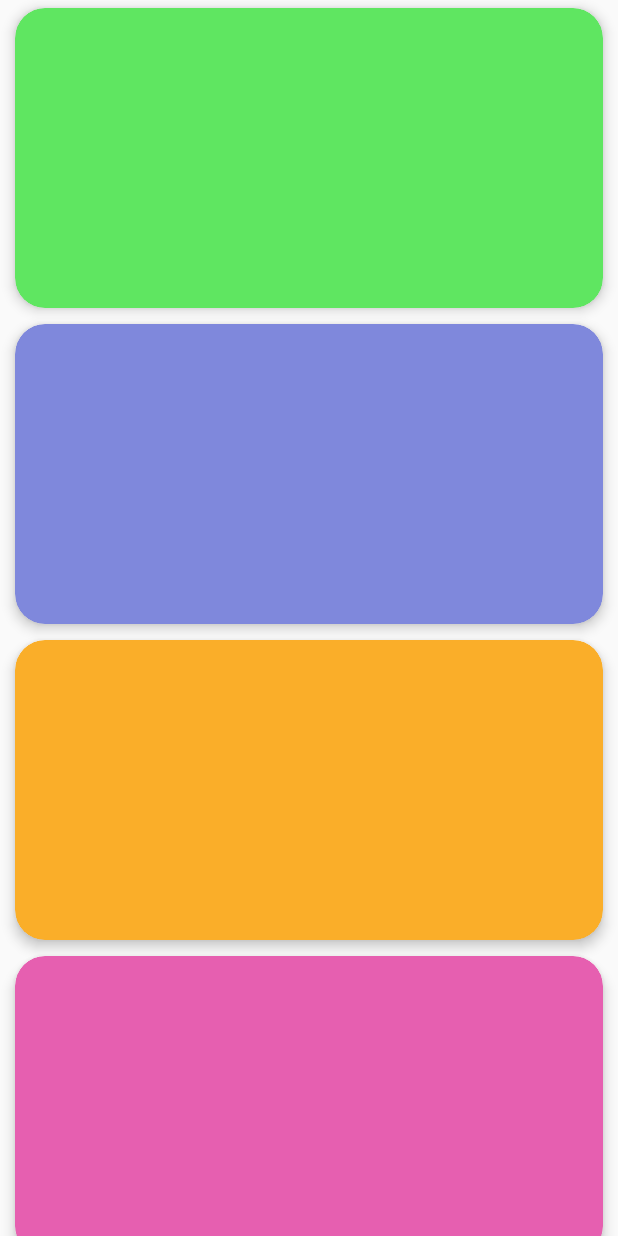
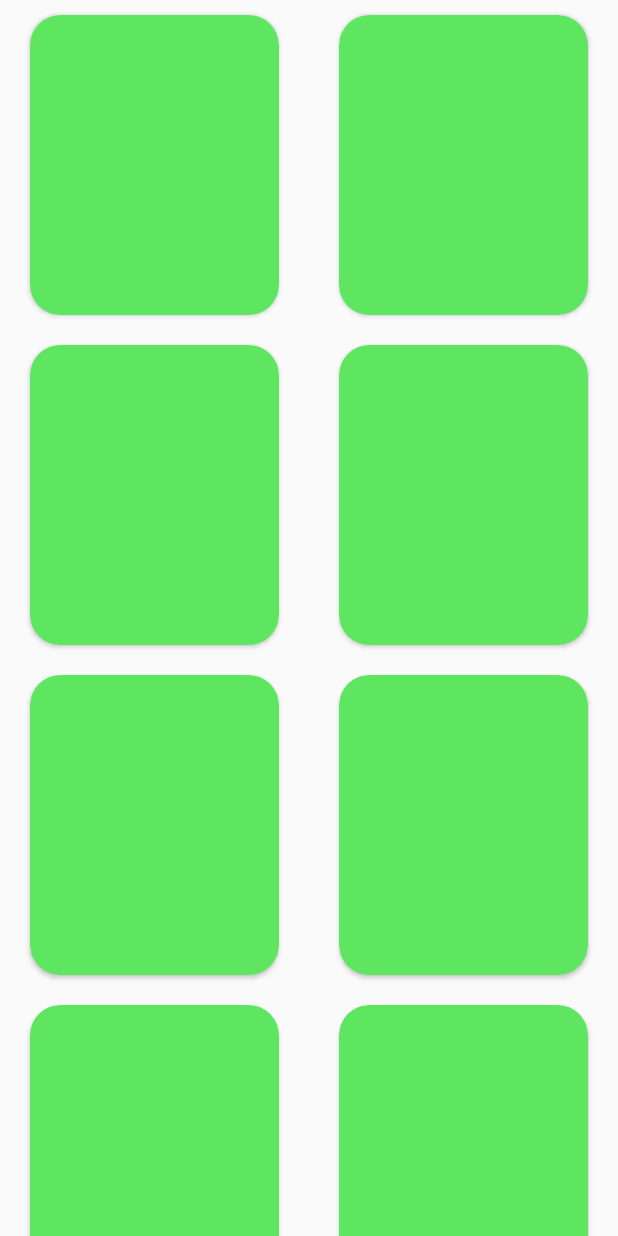
Before and after one commit to valkriaine/Bouncy, an Android app: the screen it shows after launch (MainActivity), on a phone screen of 412 x 824 dp. Run offline under Robolectric (Android 15) with nearby library versions, the phone set to English and light mode, and no system bars.

```diff
--- a/bouncy/build.gradle
+++ b/bouncy/build.gradle
@@ -6,7 +6,7 @@ apply plugin: 'maven-publish'
 
 def libraryGroupId = 'com.factor'
 def libraryArtifactId = 'bouncy'
-def libraryVersion = '1.0'
+def libraryVersion = '1.1'
 
 
 task androidJavadocs(type: Javadoc) {
@@ -59,10 +59,10 @@ bintray {
         vcsUrl = 'https://github.com/Valkriaine/bouncy.git'
         publicDownloadNumbers = true
         version {
-            name = '1.0'
-            desc = '1.0 release'
+            name = '1.1'
+            desc = '1.1 release'
             released  = new Date()
-            vcsTag = '1.0'
+            vcsTag = '1.1'
         }
     }
 }
@@ -74,8 +74,8 @@ android {
     defaultConfig {
         minSdkVersion 14
         targetSdkVersion 30
-        versionCode 1
-        versionName "1.0"
+        versionCode 2
+        versionName "1.1"
 
         testInstrumentationRunner "androidx.test.runner.AndroidJUnitRunner"
         consumerProguardFiles "consumer-rules.pro"
--- a/bouncy/src/main/java/com/factor/bouncy/BouncyRecyclerView.kt
+++ b/bouncy/src/main/java/com/factor/bouncy/BouncyRecyclerView.kt
@@ -17,11 +17,9 @@ import com.factor.bouncy.util.OnOverPullListener
 @Suppress("unused")
 class BouncyRecyclerView(context: Context, attrs: AttributeSet?) : RecyclerView(context, attrs)
 {
-    abstract class Adapter: RecyclerView.Adapter<ViewHolder>(), DragDropAdapter
-
     private lateinit var callBack: DragDropCallBack
 
-    var onOverPullListener: OnOverPullListener? = null
+    private var onOverPullListener: OnOverPullListener? = null
 
     var overscrollAnimationSize = 0.5f
 
@@ -51,6 +49,10 @@ class BouncyRecyclerView(context: Context, attrs: AttributeSet?) : RecyclerView(
                 .setStiffness(SpringForce.STIFFNESS_LOW)
         )
 
+    fun addOnOverPulledListener(onOverPullListener: OnOverPullListener)
+    {
+        this.onOverPullListener = onOverPullListener
+    }
 
     override fun setAdapter(adapter: RecyclerView.Adapter<*>?)
     {
@@ -70,16 +72,21 @@ class BouncyRecyclerView(context: Context, attrs: AttributeSet?) : RecyclerView(
         for (i in 0 until childCount) action(getChildViewHolder(getChildAt(i)) as T)
     }
 
-    init
-    {
+    init {
+
         //read attributes
         context.theme.obtainStyledAttributes(attrs, R.styleable.BouncyRecyclerView, 0, 0)
             .apply{
-                overscrollAnimationSize = getFloat(R.styleable.BouncyNestedScrollView_overscroll_bounce_animation_size, 0.5f)
-                flingAnimationSize = getFloat(R.styleable.BouncyNestedScrollView_fling_bounce_animation_size, 0.5f)
-                longPressDragEnabled = getBoolean(R.styleable.BouncyRecyclerView_allow_drag_reorder, false)
-                itemSwipeEnabled = getBoolean(R.styleable.BouncyRecyclerView_allow_item_swipe, false)
-                recycle()
+                try {
+                    overscrollAnimationSize = getFloat(R.styleable.BouncyNestedScrollView_overscroll_bounce_animation_size, 0.5f)
+                    flingAnimationSize = getFloat(R.styleable.BouncyNestedScrollView_fling_bounce_animation_size, 0.5f)
+                    longPressDragEnabled = getBoolean(R.styleable.BouncyRecyclerView_allow_drag_reorder, false)
+                    itemSwipeEnabled = getBoolean(R.styleable.BouncyRecyclerView_allow_item_swipe, false)
+                }
+                finally
+                {
+                    recycle()
+                }
             }
 
         val rc = this
@@ -148,4 +155,6 @@ class BouncyRecyclerView(context: Context, attrs: AttributeSet?) : RecyclerView(
             }
         }
     }
+
+    abstract class Adapter: RecyclerView.Adapter<ViewHolder>(), DragDropAdapter
 }
--- a/example/build.gradle
+++ b/example/build.gradle
@@ -30,6 +30,7 @@ dependencies {
     implementation "androidx.cardview:cardview:1.0.0"
     implementation 'androidx.appcompat:appcompat:1.2.0'
     implementation 'androidx.constraintlayout:constraintlayout:2.0.4'
+    implementation 'androidx.recyclerview:recyclerview:1.1.0'
     testImplementation 'junit:junit:4.13.1'
     androidTestImplementation 'androidx.test.ext:junit:1.1.2'
     androidTestImplementation 'androidx.test.espresso:espresso-core:3.3.0'
--- /dev/null
+++ b/example/src/main/java/com/factor/example/Adapter.java
@@ -0,0 +1,79 @@
+package com.factor.example;
+
+import android.view.LayoutInflater;
+import android.view.View;
+import android.view.ViewGroup;
+import androidx.annotation.NonNull;
+import androidx.recyclerview.widget.RecyclerView;
+import com.factor.bouncy.BouncyRecyclerView;
+import org.jetbrains.annotations.NotNull;
+import org.jetbrains.annotations.Nullable;
+
+import java.util.ArrayList;
+
+public class Adapter extends BouncyRecyclerView.Adapter
+{
+    final ArrayList<String> data = new ArrayList<>();
+
+
+    public Adapter()
+    {
+        for (int i = 0; i < 20; i ++)
+            data.add("data: " + i);
+    }
+
+    @Override
+    public void onItemMoved(int fromPosition, int toPosition) {
+
+    }
+
+    @Override
+    public void onItemSwipedToStart(@Nullable RecyclerView.ViewHolder viewHolder, int positionOfItem) {
+
+    }
+
+    @Override
+    public void onItemSwipedToEnd(@Nullable RecyclerView.ViewHolder viewHolder, int positionOfItem) {
+
+    }
+
+    @Override
+    public void onItemSelected(@Nullable RecyclerView.ViewHolder viewHolder) {
+
+    }
+
+    @Override
+    public void onItemReleased(@Nullable RecyclerView.ViewHolder viewHolder) {
+
+    }
+
+    @NonNull
+    @NotNull
+    @Override
+    public RecyclerView.ViewHolder onCreateViewHolder(@NonNull @NotNull ViewGroup parent, int viewType) {
+
+        View v = LayoutInflater.from(parent.getContext()).inflate(R.layout.item, parent, false);
+        return new MyViewHolder(v);
+    }
+
+    @Override
+    public void onBindViewHolder(@NonNull @NotNull RecyclerView.ViewHolder holder, int position)
+    {
+
+    }
+
+    @Override
+    public int getItemCount()
+    {
+        return data.size();
+    }
+
+
+    static class MyViewHolder extends RecyclerView.ViewHolder
+    {
+        public MyViewHolder(@NonNull @NotNull View itemView)
+        {
+            super(itemView);
+        }
+    }
+}
--- a/example/src/main/java/com/factor/example/MainActivity.kt
+++ b/example/src/main/java/com/factor/example/MainActivity.kt
@@ -2,6 +2,8 @@ package com.factor.example
 
 import androidx.appcompat.app.AppCompatActivity
 import android.os.Bundle
+import androidx.recyclerview.widget.GridLayoutManager
+import com.factor.bouncy.BouncyRecyclerView
 
 class MainActivity : AppCompatActivity()
 {
@@ -9,5 +11,9 @@ class MainActivity : AppCompatActivity()
     {
         super.onCreate(savedInstanceState)
         setContentView(R.layout.activity_main)
+
+
+        findViewById<BouncyRecyclerView>(R.id.rc).adapter = Adapter()
+        findViewById<BouncyRecyclerView>(R.id.rc).layoutManager = GridLayoutManager(this, 2)
     }
 }
--- a/example/src/main/res/layout/activity_main.xml
+++ b/example/src/main/res/layout/activity_main.xml
@@ -7,109 +7,9 @@
         android:layout_height="match_parent"
         tools:context=".MainActivity">
 
-<com.factor.bouncy.BouncyNestedScrollView
+<com.factor.bouncy.BouncyRecyclerView
+        android:id="@+id/rc"
         android:layout_width="match_parent"
-        android:layout_height="match_parent">
-
-    <LinearLayout
-            android:orientation="vertical"
-            android:layout_width="match_parent"
-            android:layout_height="wrap_content">
-
-        <androidx.cardview.widget.CardView
-                android:layout_marginVertical="5dp"
-                android:layout_marginHorizontal="10dp"
-                android:layout_width="match_parent"
-                app:cardElevation="5dp"
-                app:cardCornerRadius="20dp"
-                app:cardBackgroundColor="#5FE661"
-                android:layout_height="200dp"/>
-
-        <androidx.cardview.widget.CardView
-                android:layout_marginVertical="5dp"
-                android:layout_marginHorizontal="10dp"
-                android:layout_width="match_parent"
-                app:cardElevation="5dp"
-                app:cardCornerRadius="20dp"
-                app:cardBackgroundColor="#7F88DC"
-                android:layout_height="200dp"/>
-
-        <androidx.cardview.widget.CardView
-                android:layout_marginVertical="5dp"
-                android:layout_marginHorizontal="10dp"
-                android:layout_width="match_parent"
-                app:cardElevation="5dp"
-                app:cardCornerRadius="20dp"
-                app:cardBackgroundColor="#FAAE29"
-                android:layout_height="200dp"/>
-
-        <androidx.cardview.widget.CardView
-                android:layout_marginVertical="5dp"
-                android:layout_marginHorizontal="10dp"
-                android:layout_width="match_parent"
-                app:cardElevation="5dp"
-                app:cardCornerRadius="20dp"
-                app:cardBackgroundColor="#E65FB0"
-                android:layout_height="200dp"/>
-
-        <androidx.cardview.widget.CardView
-                android:layout_marginVertical="5dp"
-                android:layout_marginHorizontal="10dp"
-                android:layout_width="match_parent"
-                app:cardElevation="5dp"
-                app:cardCornerRadius="20dp"
-                app:cardBackgroundColor="#CADDCA"
-                android:layout_height="200dp"/>
-
-        <androidx.cardview.widget.CardView
-                android:layout_marginVertical="5dp"
-                android:layout_marginHorizontal="10dp"
-                android:layout_width="match_parent"
-                app:cardElevation="5dp"
-                app:cardCornerRadius="20dp"
-                app:cardBackgroundColor="#A2DC46"
-                android:layout_height="200dp"/>
-
-        <androidx.cardview.widget.CardView
-                android:layout_marginVertical="5dp"
-                android:layout_marginHorizontal="10dp"
-                android:layout_width="match_parent"
-                app:cardElevation="5dp"
-                app:cardCornerRadius="20dp"
-                app:cardBackgroundColor="#5FE6B7"
-                android:layout_height="200dp"/>
-
-        <androidx.cardview.widget.CardView
-                android:layout_marginVertical="5dp"
-                android:layout_marginHorizontal="10dp"
-                android:layout_width="match_parent"
-                app:cardElevation="5dp"
-                app:cardCornerRadius="20dp"
-                app:cardBackgroundColor="#C25FE6"
-                android:layout_height="200dp"/>
-
-        <androidx.cardview.widget.CardView
-                android:layout_marginVertical="5dp"
-                android:layout_marginHorizontal="10dp"
-                android:layout_width="match_parent"
-                app:cardElevation="5dp"
-                app:cardCornerRadius="20dp"
-                app:cardBackgroundColor="#F8D989"
-                android:layout_height="200dp"/>
-
-        <androidx.cardview.widget.CardView
-                android:layout_marginVertical="5dp"
-                android:layout_marginHorizontal="10dp"
-                android:layout_width="match_parent"
-                app:cardElevation="5dp"
-                app:cardCornerRadius="20dp"
-                app:cardBackgroundColor="#E14646"
-                android:layout_height="200dp"/>
-
-
-    </LinearLayout>
-
-</com.factor.bouncy.BouncyNestedScrollView>
-
+        android:layout_height="match_parent"/>
 
 </androidx.constraintlayout.widget.ConstraintLayout>
--- /dev/null
+++ b/example/src/main/res/layout/item.xml
@@ -0,0 +1,18 @@
+<?xml version="1.0" encoding="utf-8"?>
+<androidx.constraintlayout.widget.ConstraintLayout
+        xmlns:android="http://schemas.android.com/apk/res/android"
+        android:layout_width="match_parent"
+        android:layout_height="wrap_content"
+        xmlns:app="http://schemas.android.com/apk/res-auto">
+
+    <androidx.cardview.widget.CardView
+            app:cardBackgroundColor="#5FE661"
+            app:cardCornerRadius="20dp"
+            app:layout_constraintTop_toTopOf="parent"
+            app:layout_constraintBottom_toBottomOf="parent"
+            android:layout_marginVertical="10dp"
+            android:layout_marginHorizontal="20dp"
+            android:layout_width="match_parent"
+            android:layout_height="200dp"/>
+
+</androidx.constraintlayout.widget.ConstraintLayout>
```
